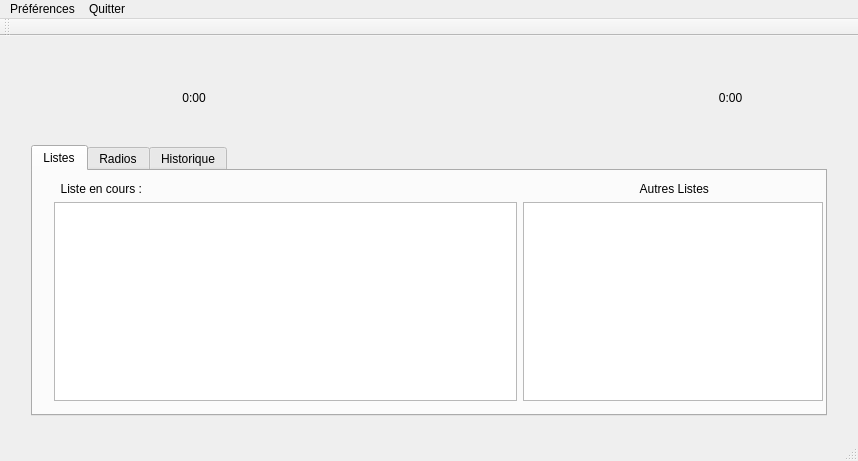
Before: the Qt Designer form Client/mainwindow.ui in Shamzic/Projet2_IHM, drawn with Qt 5.
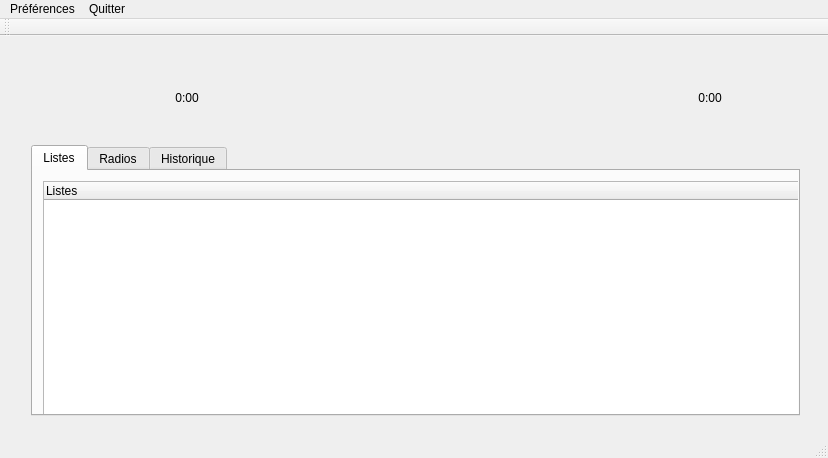
After: the same form once the commit is applied. The open tabs and pages were chosen to show the change. Icons and pictures are not drawn. Custom widgets are drawn as their Qt base class.

Commit message: Afficher et lancer audio depuis client

What changed in the file:
```diff
--- a/Client/mainwindow.ui
+++ b/Client/mainwindow.ui
@@ -6,8 +6,8 @@
    <rect>
     <x>0</x>
     <y>0</y>
-    <width>858</width>
-    <height>461</height>
+    <width>828</width>
+    <height>458</height>
    </rect>
   </property>
   <property name="windowTitle">
@@ -19,7 +19,7 @@
      <rect>
       <x>20</x>
       <y>10</y>
-      <width>818</width>
+      <width>791</width>
       <height>381</height>
      </rect>
     </property>
@@ -195,66 +195,20 @@
         <attribute name="title">
          <string>Listes</string>
         </attribute>
-        <widget class="QWidget" name="gridLayoutWidget_2">
+        <widget class="QTreeWidget" name="AudioTree">
          <property name="geometry">
           <rect>
            <x>10</x>
-           <y>0</y>
-           <width>791</width>
+           <y>10</y>
+           <width>761</width>
            <height>241</height>
           </rect>
          </property>
-         <layout class="QGridLayout" name="gridLayout_2">
-          <item row="1" column="0">
-           <widget class="QTableWidget" name="CurrentMusicsTable"/>
-          </item>
-          <item row="0" column="0">
-           <widget class="QLabel" name="CurrentListLabel">
-            <property name="styleSheet">
-             <string notr="true">#CurrentList 
-{
-	border: 1px solid;
-	border-color : rgb(204, 204, 204);
-}</string>
-            </property>
-            <property name="text">
-             <string>  Liste en cours : </string>
-            </property>
-            <property name="alignment">
-             <set>Qt::AlignLeading|Qt::AlignLeft|Qt::AlignVCenter</set>
-            </property>
-           </widget>
-          </item>
-          <item row="1" column="1">
-           <widget class="QTableWidget" name="otherListsTable">
-            <property name="maximumSize">
-             <size>
-              <width>300</width>
-              <height>16777215</height>
-             </size>
-            </property>
-           </widget>
-          </item>
-          <item row="0" column="1">
-           <widget class="QLabel" name="OtherListsLabel">
-            <property name="styleSheet">
-             <string notr="true">#OtherListsTitle
-{
-
-   border : 1px solid;
-
-	border-color : rgb(204, 204, 204);
-}</string>
-            </property>
-            <property name="text">
-             <string> Autres Listes</string>
-            </property>
-            <property name="alignment">
-             <set>Qt::AlignCenter</set>
-            </property>
-           </widget>
-          </item>
-         </layout>
+         <column>
+          <property name="text">
+           <string>Listes</string>
+          </property>
+         </column>
         </widget>
        </widget>
        <widget class="QWidget" name="Radios">
@@ -361,7 +315,7 @@
     <rect>
      <x>0</x>
      <y>0</y>
-     <width>858</width>
+     <width>828</width>
      <height>22</height>
     </rect>
    </property>
```
Left out of the diff: 78 changed lines with no effect on the pictures. The commit also changes 9 other files.
